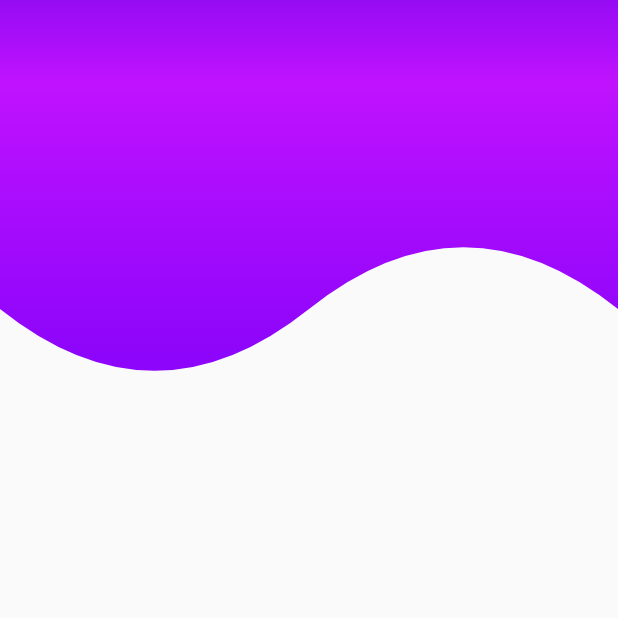
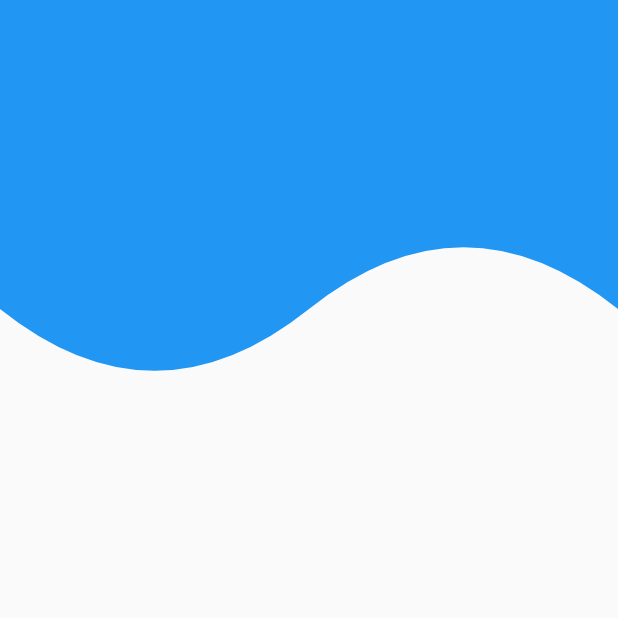
Before and after one commit to redemtiom/flutter_designs, a Flutter app: the HeadersPage screen opened directly, on a phone screen of 412 x 824 dp, the top half of it. Run offline on Flutter 3.47's test engine with Material 2 defaults, Android fonts, the phone set to English and light mode, and no system bars; our stand-ins replace animate_do, flutter_svg, font_awesome_flutter.

Commit message:
added custome theme and updated pages with theme colors

```diff
--- a/lib/src/pages/headers_page.dart
+++ b/lib/src/pages/headers_page.dart
@@ -1,13 +1,19 @@
+import 'package:disenos_app/src/theme/themechanger.dart';
 import 'package:disenos_app/src/widgets/headers.dart';
 import 'package:flutter/material.dart';
+import 'package:provider/provider.dart';
 
 class HeadersPage extends StatelessWidget {
   const HeadersPage({Key? key}) : super(key: key);
 
   @override
   Widget build(BuildContext context) {
-    return const Scaffold(
-      body: HeaderWaveGradient(),
+    final appTheme = Provider.of<ThemeChanger>(context).currenTheme;
+
+    return Scaffold(
+      body: HeaderWave(
+        color: appTheme!.accentColor,
+      ),
     );
   }
 }
--- a/lib/src/pages/printerest_page.dart
+++ b/lib/src/pages/printerest_page.dart
@@ -1,3 +1,4 @@
+import 'package:disenos_app/src/theme/themechanger.dart';
 import 'package:disenos_app/src/widgets/printerest_menu.dart';
 import 'package:flutter/material.dart';
 
@@ -34,6 +35,7 @@ class _PrinterestMenuLocation extends StatelessWidget {
   Widget build(BuildContext context) {
     final double widthScreen = MediaQuery.of(context).size.width;
     final show = Provider.of<_MenuModel>(context).show;
+    final appTheme = Provider.of<ThemeChanger>(context).currenTheme;
 
     return Positioned(
         bottom: 30.0,
@@ -42,8 +44,8 @@ class _PrinterestMenuLocation extends StatelessWidget {
           child: Align(
               child: PrinterestMenu(
             show: show,
-            backgroundColor: Colors.red,
-            primaryColor: Colors.white,
+            backgroundColor: appTheme!.scaffoldBackgroundColor,
+            primaryColor: appTheme.accentColor,
             children: [
               PrinterestButton(
                   onPressed: () {
--- a/lib/src/widgets/headers.dart
+++ b/lib/src/widgets/headers.dart
@@ -186,7 +186,9 @@ class _HeaderCurvoPainter extends CustomPainter {
 }
 
 class HeaderWave extends StatelessWidget {
-  const HeaderWave({Key? key}) : super(key: key);
+  const HeaderWave({Key? key, required this.color}) : super(key: key);
+
+  final Color color;
 
   @override
   Widget build(BuildContext context) {
@@ -194,17 +196,21 @@ class HeaderWave extends StatelessWidget {
       height: double.infinity,
       width: double.infinity,
       child: CustomPaint(
-        painter: _HeaderWavePainter(),
+        painter: _HeaderWavePainter(color),
       ),
     );
   }
 }
 
 class _HeaderWavePainter extends CustomPainter {
+  _HeaderWavePainter(this.color);
+
+  final Color color;
+
   @override
   void paint(Canvas canvas, Size size) {
     final paint = Paint();
-    paint.color = const Color(0xff615AAB);
+    paint.color = color;
     paint.style = PaintingStyle.fill;
     paint.strokeWidth = 20.0;
 
@@ -308,7 +314,10 @@ class IconHeader extends StatelessWidget {
 
     return Stack(
       children: [
-        _IconHeaderBackground(color1: color1, color2: color2,),
+        _IconHeaderBackground(
+          color1: color1,
+          color2: color2,
+        ),
         Positioned(
           top: -50.0,
           left: -70.0,
@@ -347,11 +356,9 @@ class IconHeader extends StatelessWidget {
 }
 
 class _IconHeaderBackground extends StatelessWidget {
-  const _IconHeaderBackground({
-    Key? key,
-    required this.color1,
-    required this.color2
-  }) : super(key: key);
+  const _IconHeaderBackground(
+      {Key? key, required this.color1, required this.color2})
+      : super(key: key);
 
   final Color color1;
   final Color color2;
```
Also changed, not shown: lib/src/pages/graficas_circulares_page.dart (+38 -10 lines), lib/src/pages/sliver_list_page.dart (+30 -13 lines), lib/src/theme/themechanger.dart (+10 -1 lines).
